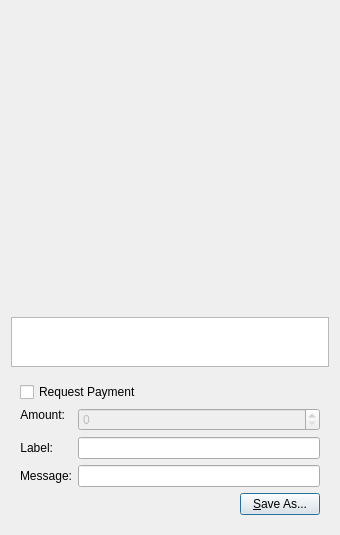
This is src/qt/forms/qrcodedialog.ui in JurisKhan/dv8coin as Qt 5 draws it before an edit. The edited form follows.
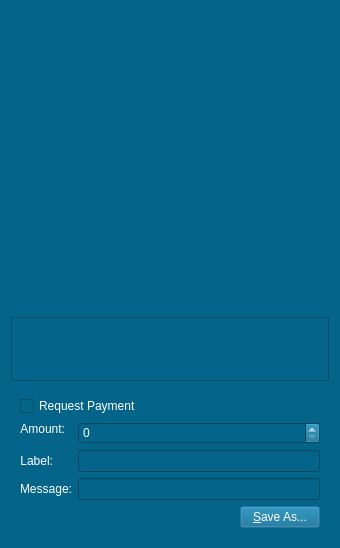
This is the edited form. Custom widgets are drawn as their Qt base class.

The edit to the form file:
```diff
--- a/src/qt/forms/qrcodedialog.ui
+++ b/src/qt/forms/qrcodedialog.ui
@@ -7,12 +7,16 @@
     <x>0</x>
     <y>0</y>
     <width>340</width>
-    <height>530</height>
+    <height>548</height>
    </rect>
   </property>
   <property name="windowTitle">
    <string>QR Code Dialog</string>
   </property>
+  <property name="styleSheet">
+   <string notr="true">background-color:#04648A;
+color:white;</string>
+  </property>
   <layout class="QVBoxLayout" name="verticalLayout_3">
    <item>
     <widget class="QLabel" name="lblQRCode">
```
